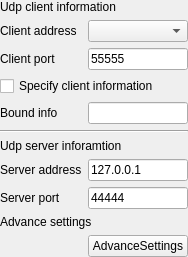
x-tools-author/x-tools, file src/pages/udp/client/SAKUdpClientDeviceController.ui: the form before one commit.
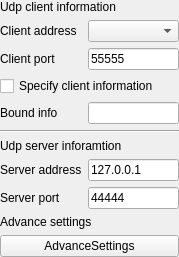
The form after the commit.

Commit message: change the property of component

Patch:
```diff
--- a/src/pages/udp/client/SAKUdpClientDeviceController.ui
+++ b/src/pages/udp/client/SAKUdpClientDeviceController.ui
@@ -6,7 +6,7 @@
    <rect>
     <x>0</x>
     <y>0</y>
-    <width>188</width>
+    <width>179</width>
     <height>238</height>
    </rect>
   </property>
@@ -61,13 +61,6 @@
      </property>
     </widget>
    </item>
-   <item row="10" column="1">
-    <widget class="QPushButton" name="advanceUdpPushButton">
-     <property name="text">
-      <string>AdvanceSettings</string>
-     </property>
-    </widget>
-   </item>
    <item row="9" column="0" colspan="2">
     <widget class="QLabel" name="label_7">
      <property name="text">
@@ -140,6 +133,13 @@
      </property>
     </widget>
    </item>
+   <item row="10" column="0" colspan="2">
+    <widget class="QPushButton" name="advanceUdpPushButton">
+     <property name="text">
+      <string>AdvanceSettings</string>
+     </property>
+    </widget>
+   </item>
   </layout>
  </widget>
  <resources/>
```
